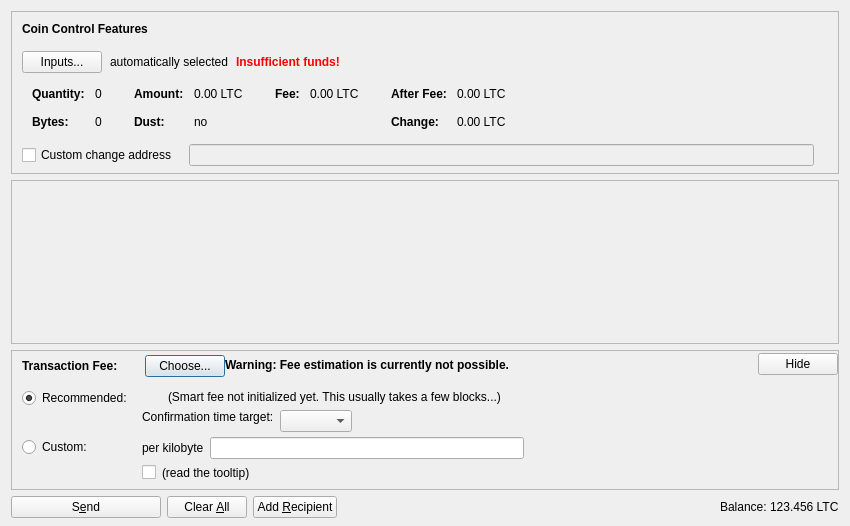
First picture: the form in src/qt/forms/sendcoinsdialog.ui, repository apt-get-schwifty/thehashcoin, before the edit.
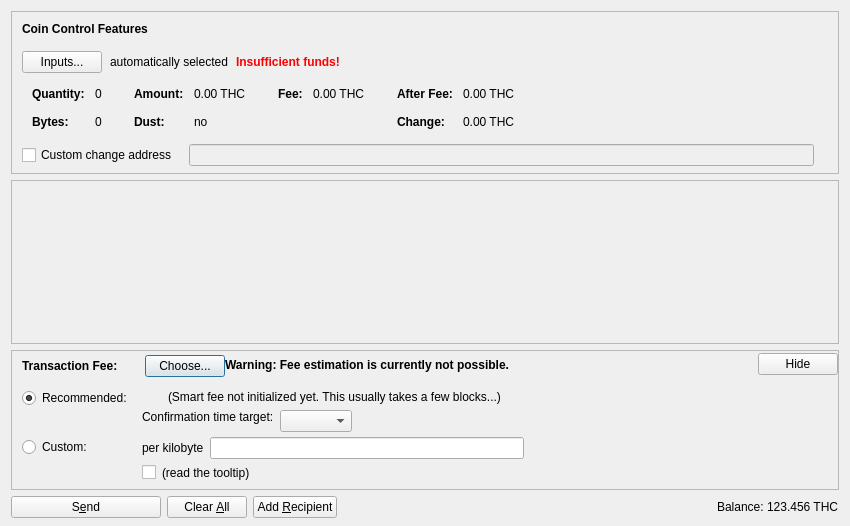
Second picture: the form after the edit. Icons and pictures are not drawn. Custom widgets are drawn as their Qt base class.

What changed in the file:
```diff
--- a/src/qt/forms/sendcoinsdialog.ui
+++ b/src/qt/forms/sendcoinsdialog.ui
@@ -324,7 +324,7 @@
                   <enum>Qt::ActionsContextMenu</enum>
                  </property>
                  <property name="text">
-                  <string notr="true">0.00 LTC</string>
+                  <string notr="true">0.00 THC</string>
                  </property>
                  <property name="textInteractionFlags">
                   <set>Qt::LinksAccessibleByMouse|Qt::TextSelectableByKeyboard|Qt::TextSelectableByMouse</set>
@@ -404,7 +404,7 @@
                   <enum>Qt::ActionsContextMenu</enum>
                  </property>
                  <property name="text">
-                  <string notr="true">0.00 LTC</string>
+                  <string notr="true">0.00 THC</string>
                  </property>
                  <property name="textInteractionFlags">
                   <set>Qt::LinksAccessibleByMouse|Qt::TextSelectableByKeyboard|Qt::TextSelectableByMouse</set>
@@ -455,7 +455,7 @@
                   <enum>Qt::ActionsContextMenu</enum>
                  </property>
                  <property name="text">
-                  <string notr="true">0.00 LTC</string>
+                  <string notr="true">0.00 THC</string>
                  </property>
                  <property name="textInteractionFlags">
                   <set>Qt::LinksAccessibleByMouse|Qt::TextSelectableByKeyboard|Qt::TextSelectableByMouse</set>
@@ -484,7 +484,7 @@
                   <enum>Qt::ActionsContextMenu</enum>
                  </property>
                  <property name="text">
-                  <string notr="true">0.00 LTC</string>
+                  <string notr="true">0.00 THC</string>
                  </property>
                  <property name="textInteractionFlags">
                   <set>Qt::LinksAccessibleByMouse|Qt::TextSelectableByKeyboard|Qt::TextSelectableByMouse</set>
@@ -1237,7 +1237,7 @@
           <cursorShape>IBeamCursor</cursorShape>
          </property>
          <property name="text">
-          <string notr="true">123.456 LTC</string>
+          <string notr="true">123.456 THC</string>
          </property>
          <property name="textInteractionFlags">
           <set>Qt::LinksAccessibleByMouse|Qt::TextSelectableByKeyboard|Qt::TextSelectableByMouse</set>
```
